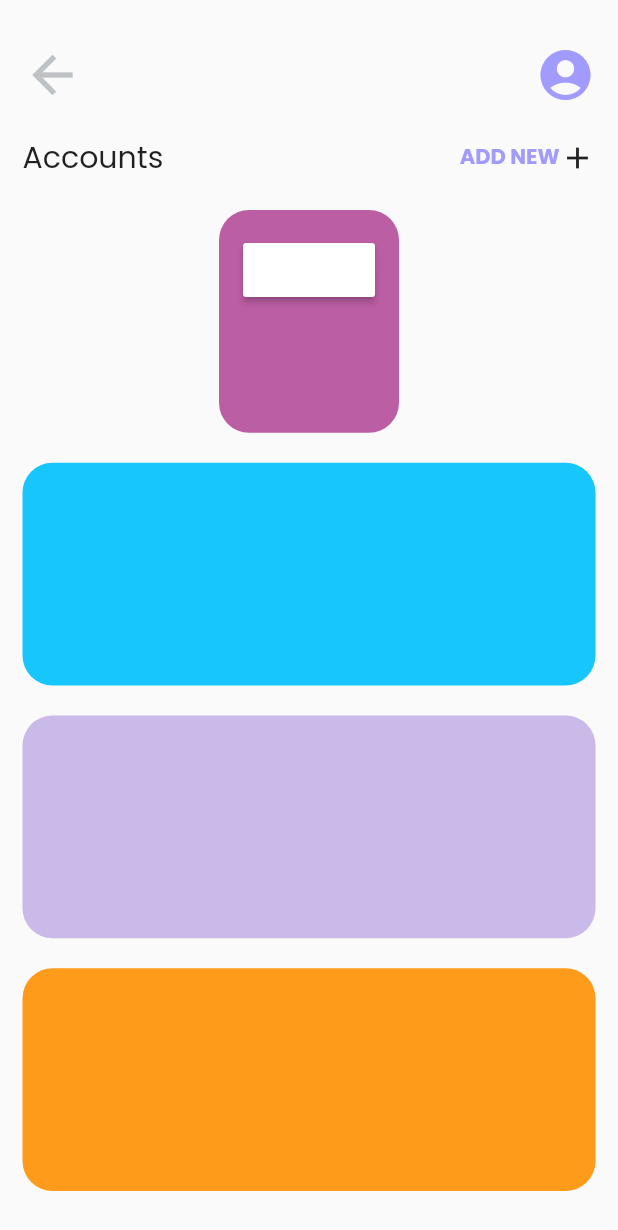
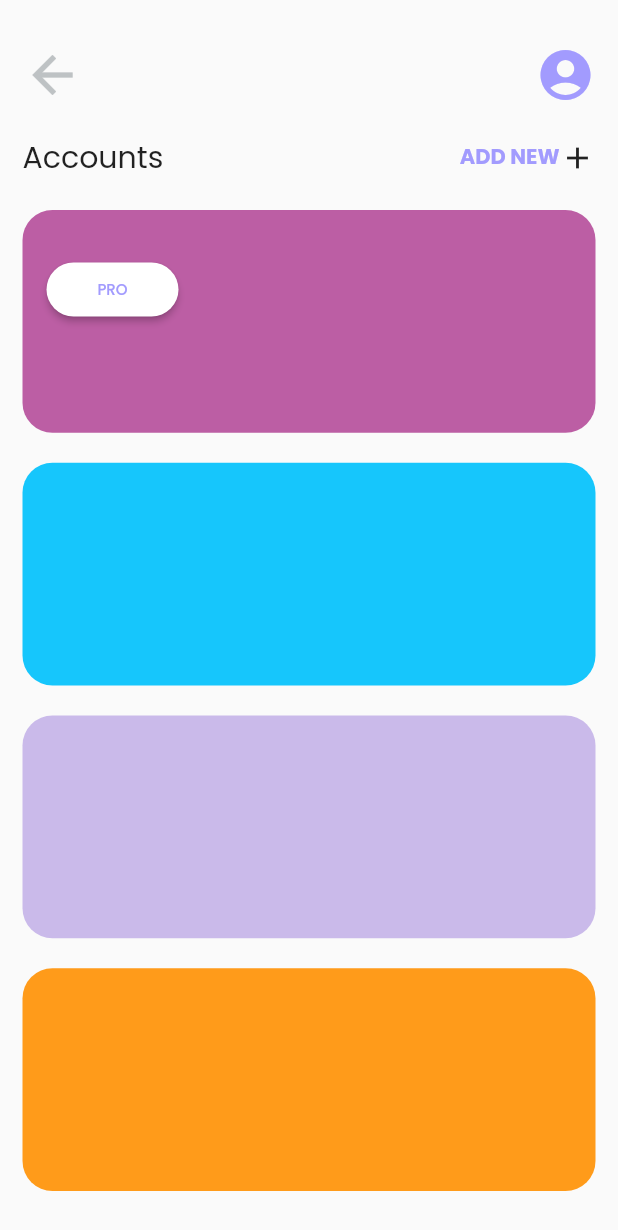
Before and after one commit to kevin2-cyber/Workshop-assignment, a Flutter app: the screen it shows after launch, on a phone screen of 412 x 824 dp. Shown: the top 1230 px of the screen. Run offline on Flutter 3.47's test engine with Material 2 defaults, Android fonts, the light colour scheme and no system bars; our stand-ins replace google_fonts.

Commit message:
bug fixed

```diff
--- a/lib/main_screen.dart
+++ b/lib/main_screen.dart
@@ -84,11 +84,23 @@
                 child: Stack(
                   children: [
                     Positioned(
+                      top: 13.0,
                       child: Padding(
                         padding: const EdgeInsets.all(16.0),
                         child: MaterialButton(
+                          shape: const StadiumBorder(),
                           color: Colors.white,
                           onPressed: () {},
+                          child: Text(
+                              'PRO',
+                            style: GoogleFonts.poppins(
+                              textStyle: const TextStyle(
+                                color: kuserColor,
+                                fontSize: 10.0,
+                                fontWeight: FontWeight.w500,
+                              ),
+                            ),
+                          ),
                         ),
                       ),
                     ),
```
